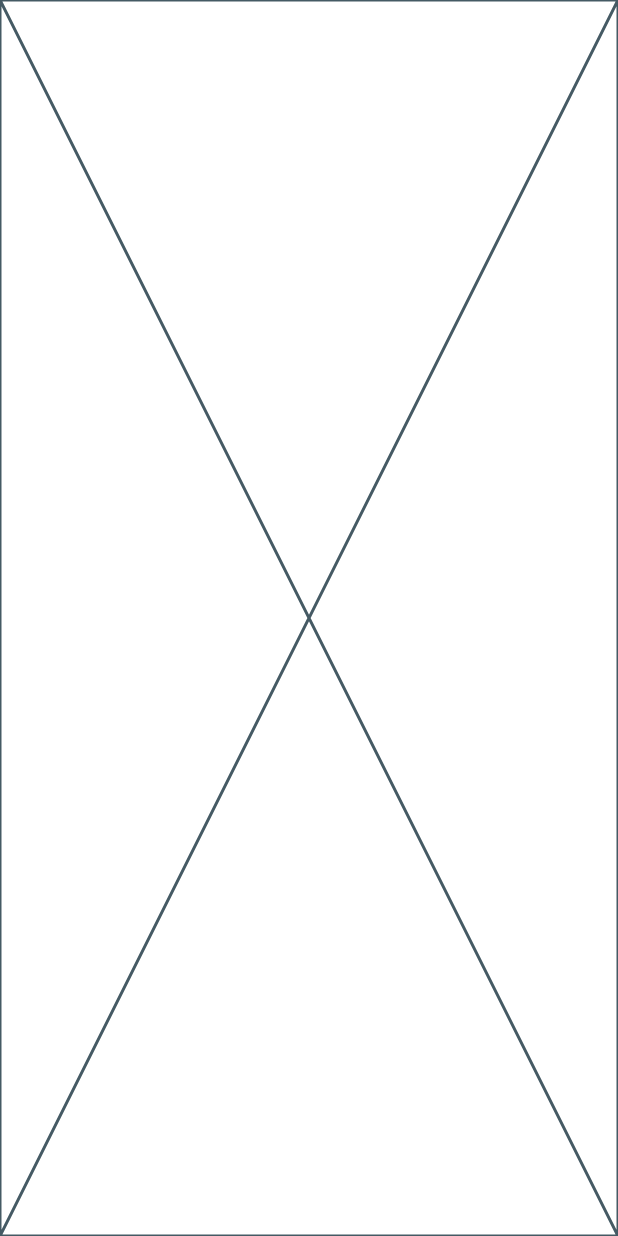
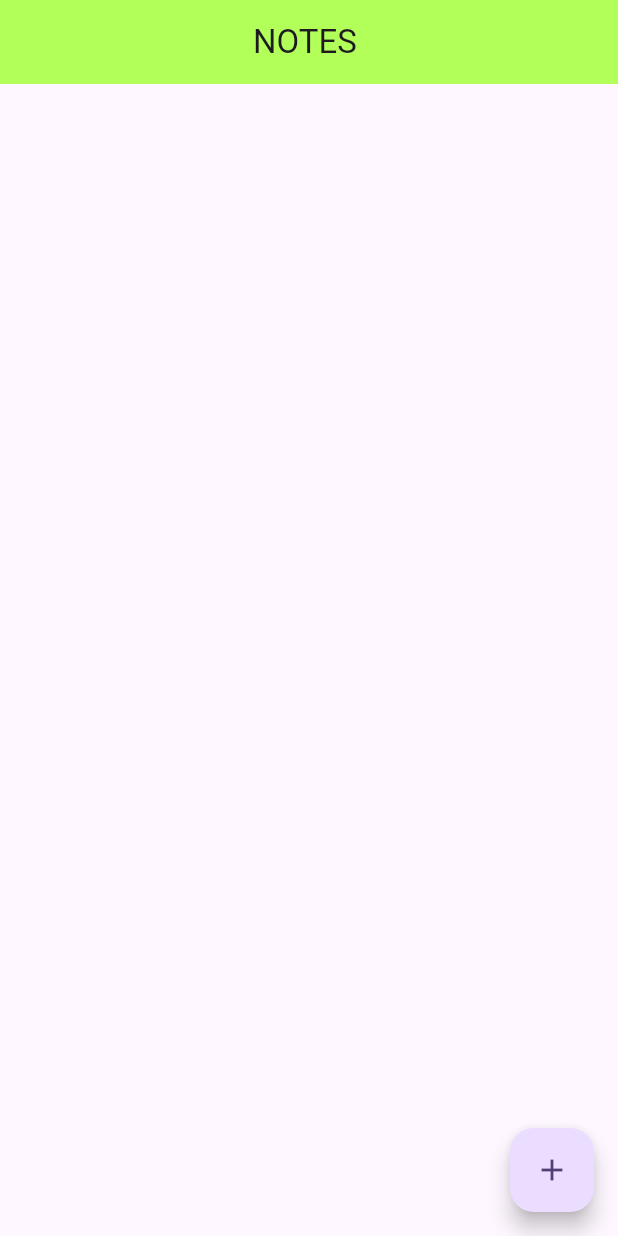
Before and after one commit to ayeshaamjad01/sql_app, a Flutter app: the screen it shows after launch, on a phone screen of 412 x 824 dp. Run offline on Flutter 3.47's test engine with Material 3 defaults, Android fonts, the light colour scheme and no system bars; our stand-ins replace sqflite; accounts and stored records are empty.

Commit message:
worked on ui

```diff
--- a/lib/main.dart
+++ b/lib/main.dart
@@ -1,5 +1,4 @@
 import 'package:flutter/material.dart';
-import 'package:sql_app/data/local/db_helper.dart';
 import 'package:sql_app/screens/home_screen.dart';
 
 void main() {
@@ -12,7 +11,6 @@
   // This widget is the root of your application.
   @override
   Widget build(BuildContext context) {
-    DBHelper db = DBHelper.getInstance();
     return MaterialApp(
       title: 'App',
       theme: ThemeData(
--- a/lib/screens/home_screen.dart
+++ b/lib/screens/home_screen.dart
@@ -1,4 +1,5 @@
 import 'package:flutter/material.dart';
+import 'package:sql_app/data/local/db_helper.dart';
 
 class HomeScreen extends StatefulWidget {
   const HomeScreen({super.key});
@@ -8,8 +9,36 @@ class HomeScreen extends StatefulWidget {
 }
 
 class _HomeScreenState extends State<HomeScreen> {
+  List<Map<String, dynamic>> allNotes = [];
+  DBHelper? dbRef;
+
+  @override
+  void initState() {
+    // TODO: implement initState
+    super.initState();
+    dbRef = DBHelper.getInstance();
+    getNotes();
+  }
+
+  void getNotes() async {
+    allNotes = await dbRef!.getAllNotes();
+  }
+
   @override
   Widget build(BuildContext context) {
-    return const Placeholder();
+    return Scaffold(
+      appBar: AppBar(
+        title: Text('NOTES '),
+        centerTitle: true,
+        backgroundColor: Colors.lightGreenAccent,
+      ),
+      //all nites visible
+      body: ListView.builder(itemBuilder: (_, index) {}),
+      floatingActionButton: FloatingActionButton(
+          onPressed: () {
+            ///note to be added from
+          },
+          child: Icon(Icons.add)),
+    );
   }
 }
```
